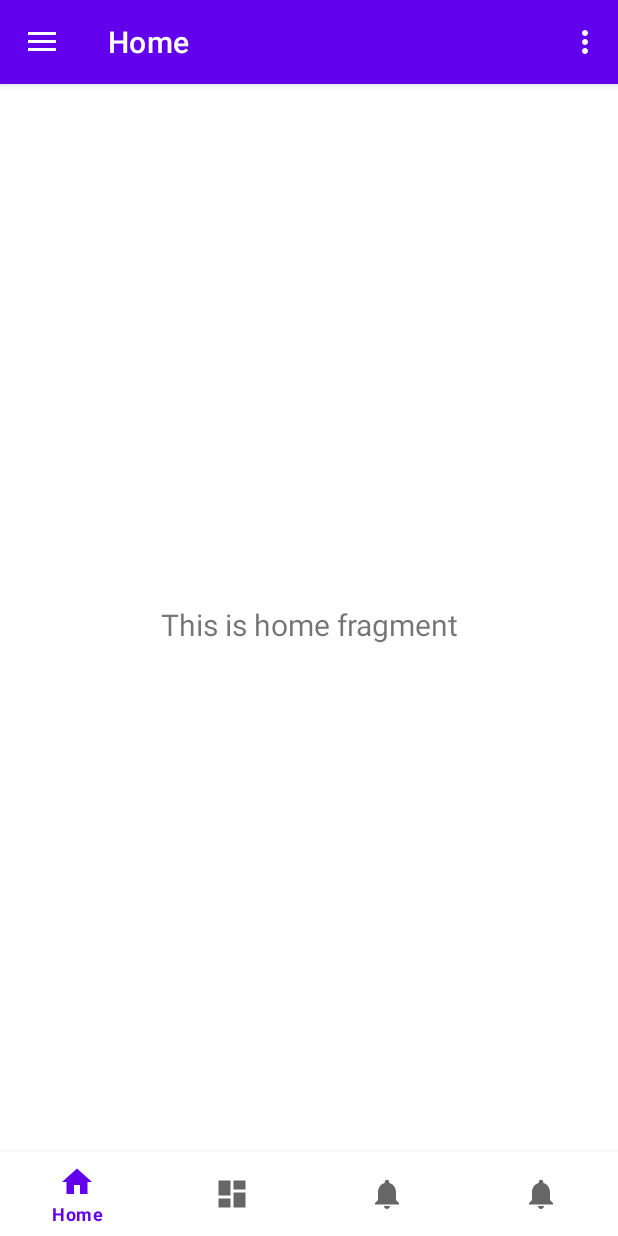
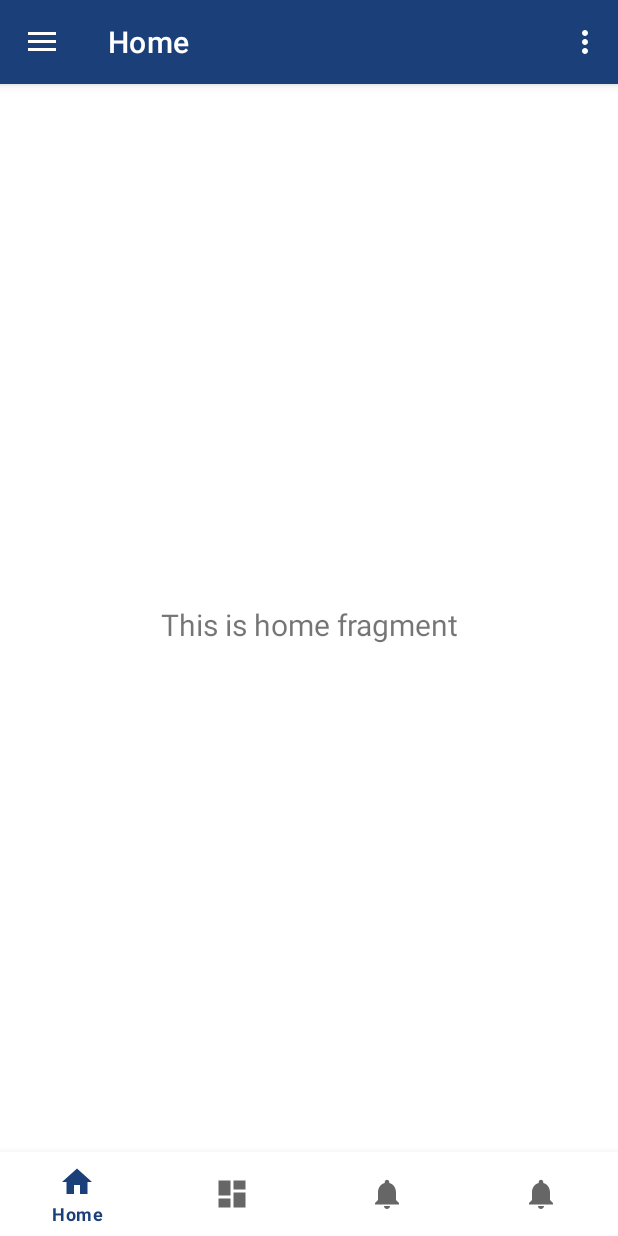
Before and after one commit to DanWlker/MyCTrace, an Android app: the screen it shows after launch (MainActivity), on a phone screen of 412 x 824 dp. Run offline under Robolectric (Android 15) with nearby library versions, the phone set to English and light mode, and no system bars; our stand-ins replace navigation-ui.

Commit message:
Added our own theme colors

```diff
--- a/app/src/main/res/values/colors.xml
+++ b/app/src/main/res/values/colors.xml
@@ -7,4 +7,11 @@
     <color name="teal_700">#FF018786</color>
     <color name="black">#FF000000</color>
     <color name="white">#FFFFFFFF</color>
+    <color name="blue_primary">#FF1B4079</color>
+    <color name="green_primary">#FF3C9993</color>
+    <color name="blue_secondary">#FFEFF5FF</color>
+    <color name="green_secondary">#FFEFF9F8</color>
+    <color name="orange_primary">#FFFF695D</color>
+    <color name="orange_secondary">#FFFFF4F4</color>
+
 </resources>
--- a/app/src/main/res/values/themes.xml
+++ b/app/src/main/res/values/themes.xml
@@ -2,12 +2,12 @@
     <!-- Base application theme. -->
     <style name="Theme.MyCTrace" parent="Theme.MaterialComponents.DayNight.DarkActionBar">
         <!-- Primary brand color. -->
-        <item name="colorPrimary">@color/purple_500</item>
-        <item name="colorPrimaryVariant">@color/purple_700</item>
+        <item name="colorPrimary">@color/blue_primary</item>
+        <item name="colorPrimaryVariant">@color/blue_secondary</item>
         <item name="colorOnPrimary">@color/white</item>
         <!-- Secondary brand color. -->
-        <item name="colorSecondary">@color/teal_200</item>
-        <item name="colorSecondaryVariant">@color/teal_700</item>
+        <item name="colorSecondary">@color/green_primary</item>
+        <item name="colorSecondaryVariant">@color/green_secondary</item>
         <item name="colorOnSecondary">@color/black</item>
         <!-- Status bar color. -->
         <item name="android:statusBarColor" tools:targetApi="l">?attr/colorPrimaryVariant</item>
```
